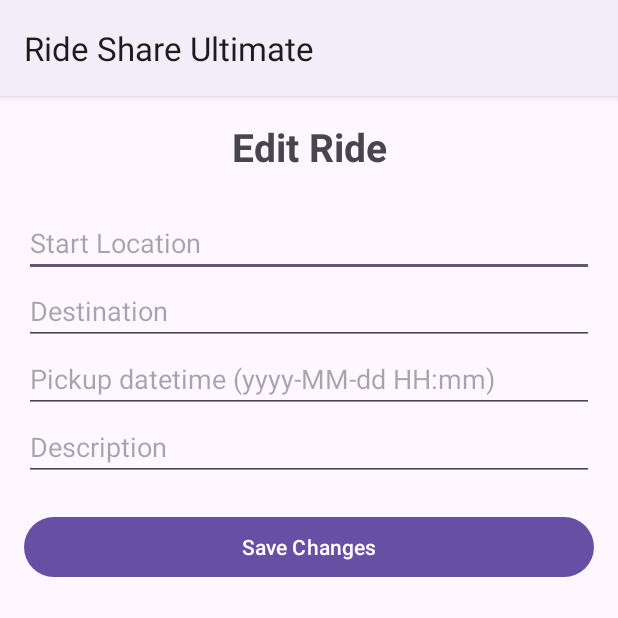
After one commit to ethancampbell997/RideShareUltimate, an Android app: the EditRideActivity screen opened directly, with no data from a screen before it, on a phone screen of 412 x 824 dp, the top half of it. The commit adds this screen. Run offline under Robolectric (Android 15) with nearby library versions, the phone set to English and light mode, and no system bars; our stand-ins replace Firebase (no records; nobody signed in at launch, a user with empty details on screens opened directly); 1 statement that could not run was skipped.

Commit message:
Implement capability for users to update/delete their unaccepted ride offers/requests

```diff
--- /dev/null
+++ b/app/src/main/res/layout/activity_edit_ride.xml
@@ -0,0 +1,52 @@
+<?xml version="1.0" encoding="utf-8"?>
+<LinearLayout xmlns:android="http://schemas.android.com/apk/res/android"
+    android:layout_width="match_parent"
+    android:layout_height="match_parent"
+    android:orientation="vertical"
+    android:padding="16dp">
+
+    <TextView
+        android:layout_width="match_parent"
+        android:layout_height="wrap_content"
+        android:text="Edit Ride"
+        android:textSize="26sp"
+        android:textStyle="bold"
+        android:gravity="center"
+        android:layout_marginBottom="24dp" />
+
+    <EditText
+        android:id="@+id/editStartLocation"
+        android:layout_width="match_parent"
+        android:layout_height="wrap_content"
+        android:hint="Start Location"
+        android:inputType="text" />
+
+    <EditText
+        android:id="@+id/editEndLocation"
+        android:layout_width="match_parent"
+        android:layout_height="wrap_content"
+        android:hint="Destination"
+        android:inputType="text" />
+
+    <EditText
+        android:id="@+id/editPickupDateTime"
+        android:layout_width="match_parent"
+        android:layout_height="wrap_content"
+        android:hint="Pickup datetime (yyyy-MM-dd HH:mm)"
+        android:inputType="text" />
+
+    <EditText
+        android:id="@+id/editDescription"
+        android:layout_width="match_parent"
+        android:layout_height="wrap_content"
+        android:hint="Description"
+        android:inputType="textMultiLine" />
+
+    <Button
+        android:id="@+id/btnSaveChanges"
+        android:layout_width="match_parent"
+        android:layout_height="wrap_content"
+        android:text="Save Changes"
+        android:layout_marginTop="20dp" />
+
+</LinearLayout>
--- a/app/src/main/res/values/themes.xml
+++ b/app/src/main/res/values/themes.xml
@@ -1,6 +1,6 @@
 <resources xmlns:tools="http://schemas.android.com/tools">
     <!-- Base application theme. -->
-    <style name="Base.Theme.RideShareUltimate" parent="Theme.Material3.DayNight.NoActionBar">
+    <style name="Base.Theme.RideShareUltimate" parent="Theme.Material3.DayNight">
         <!-- Customize your light theme here. -->
         <!-- <item name="colorPrimary">@color/my_light_primary</item> -->
     </style>
```
Also changed, not shown: app/src/main/AndroidManifest.xml (+7 -0 lines), app/src/main/java/edu/uga/cs/rideshareultimate/EditRideActivity.java (added, +188 -0 lines), app/src/main/java/edu/uga/cs/rideshareultimate/ManageRideActivity.java (added, +170 -0 lines), app/src/main/java/edu/uga/cs/rideshareultimate/ViewMyRidesActivity.java (+18 -0 lines), app/src/main/res/layout/activity_manage_ride.xml (added, +40 -0 lines).
